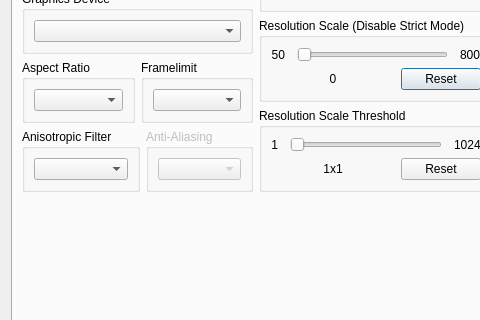
First picture: the form in rpcs3/rpcs3qt/settings_dialog.ui, repository RPCS3/rpcs3, before the edit; both pictures show x 0 to 480 and y 124 to 444 of the 752 by 626 pixel window.
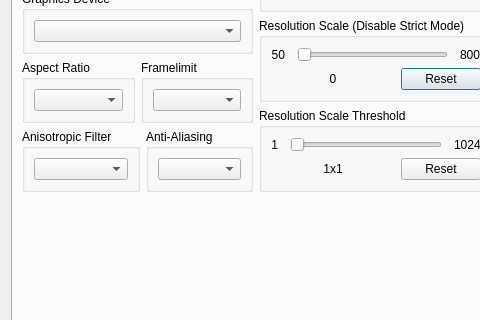
Second picture: the form after the edit. The open tabs and pages were chosen to show the change. Icons and pictures are not drawn.

Diff of the .ui file:
```diff
--- a/rpcs3/rpcs3qt/settings_dialog.ui
+++ b/rpcs3/rpcs3qt/settings_dialog.ui
@@ -468,9 +468,6 @@
               </item>
               <item>
                <widget class="QGroupBox" name="gb_antiAliasing">
-                <property name="enabled">
-                 <bool>false</bool>
-                </property>
                 <property name="title">
                  <string>Anti-Aliasing</string>
                 </property>
```
